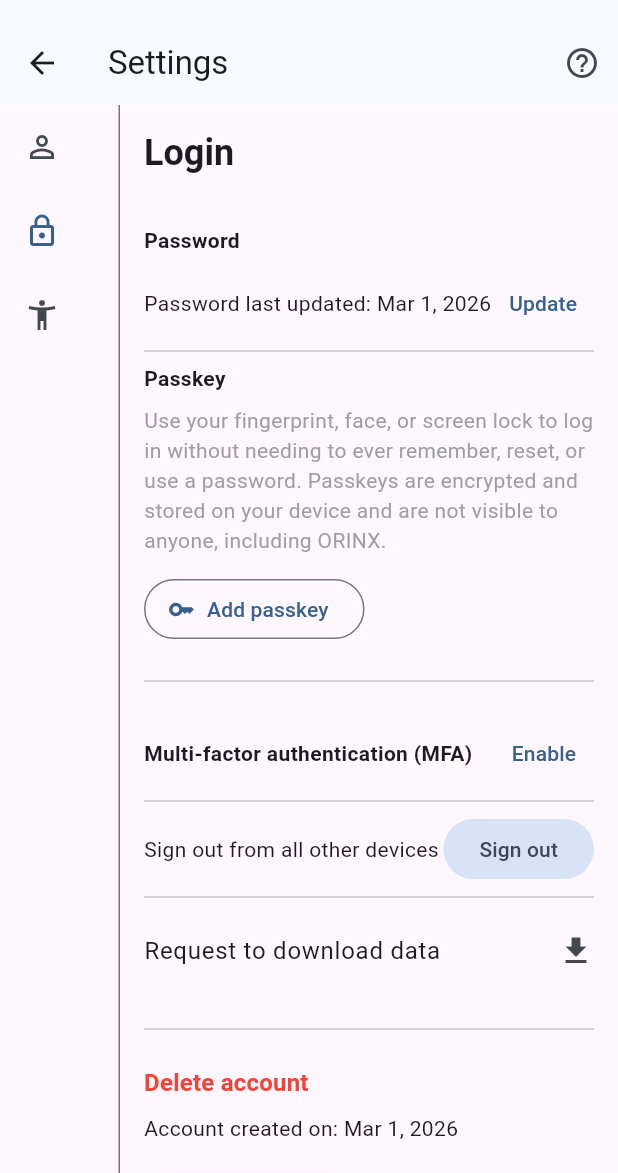
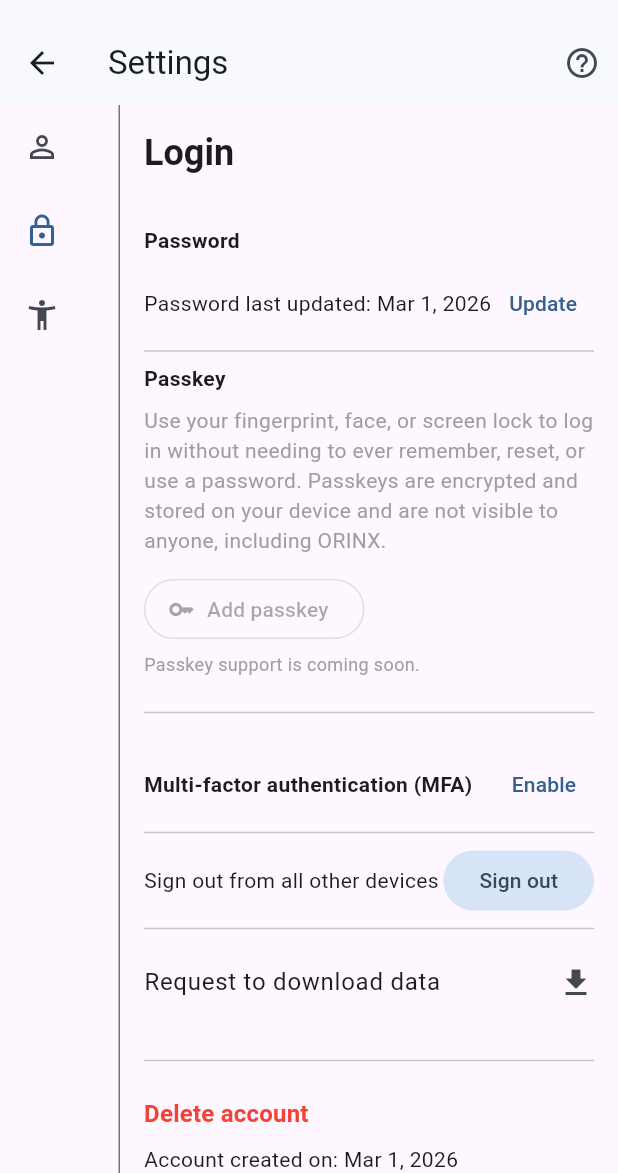
Before and after one commit to PenguinCluster/panoraworksORINX, a Flutter app: the SettingsScreen screen opened directly, after a tap on the "person outline" icon, after a tap on the "lock outline" icon, on a phone screen of 412 x 824 dp, the part 63-1236 px from its top. Run offline on Flutter 3.47's test engine with Material 3 defaults, Android fonts, the phone set to English and light mode, and no system bars; our stand-ins replace flutter_svg, go_router, image_picker, pdf, printing, supabase_flutter; missing offline and left inert: dart:html; accounts and stored records are empty; network calls fail.

Commit message:
fix(settings): disable passkey button and add coming soon note
Supabase Flutter SDK does not yet provide a passkey API, so the button is disabled to prevent user confusion. A text note informs users that support is planned.

```diff
--- a/lib/features/settings/widgets/login_section.dart
+++ b/lib/features/settings/widgets/login_section.dart
@@ -590,9 +590,14 @@ class _LoginSectionState extends State<LoginSection> {
         ),
         const SizedBox(height: 12),
         OutlinedButton.icon(
-          onPressed: () {},
+          onPressed: null, // disabled — Supabase Flutter SDK has no passkey API yet
           icon: const Icon(Icons.key),
           label: const Text('Add passkey'),
+        ),
+        const SizedBox(height: 4),
+        const Text(
+          'Passkey support is coming soon.',
+          style: TextStyle(color: Colors.grey, fontSize: 12),
         ),
         const Divider(height: 48),
 
```
